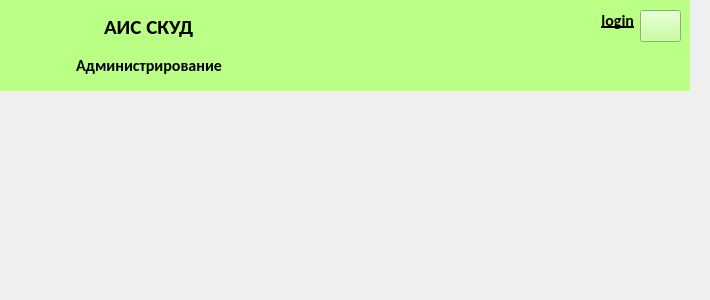
Qt form app/acms/adminwindow.ui (MK-IBM-WWS/ACMS) before a commit.
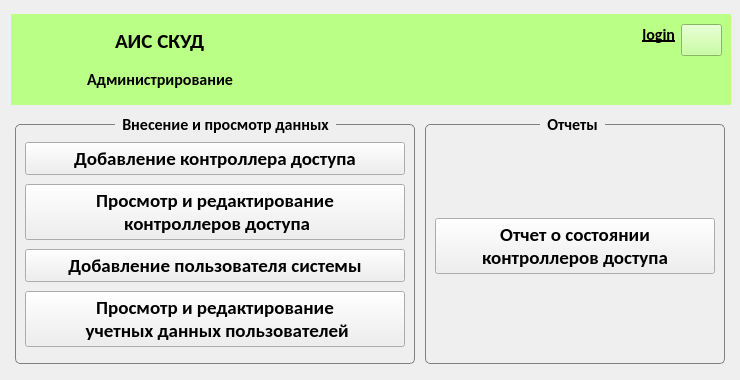
The same form after that commit. Icons and pictures are not drawn.

```diff
--- a/app/acms/adminwindow.ui
+++ b/app/acms/adminwindow.ui
@@ -6,20 +6,20 @@
    <rect>
     <x>0</x>
     <y>0</y>
-    <width>710</width>
-    <height>300</height>
+    <width>740</width>
+    <height>380</height>
    </rect>
   </property>
   <property name="minimumSize">
    <size>
-    <width>710</width>
-    <height>300</height>
+    <width>740</width>
+    <height>380</height>
    </size>
   </property>
   <property name="maximumSize">
    <size>
-    <width>710</width>
-    <height>300</height>
+    <width>740</width>
+    <height>380</height>
    </size>
   </property>
   <property name="windowTitle">
@@ -29,24 +29,18 @@
    <iconset resource="lw.qrc">
     <normaloff>:/labels/label.png</normaloff>:/labels/label.png</iconset>
   </property>
+  <layout class="QGridLayout" name="gridLayout_2">
+   <item row="0" column="0">
   <widget class="QFrame" name="frame">
-   <property name="geometry">
-    <rect>
-     <x>0</x>
-     <y>0</y>
-     <width>690</width>
-     <height>91</height>
-    </rect>
-   </property>
    <property name="minimumSize">
     <size>
-     <width>690</width>
+       <width>720</width>
      <height>91</height>
     </size>
    </property>
    <property name="maximumSize">
     <size>
-     <width>690</width>
+       <width>720</width>
      <height>91</height>
     </size>
    </property>
@@ -201,6 +195,169 @@
     </item>
    </layout>
   </widget>
+   </item>
+   <item row="1" column="0">
+    <layout class="QHBoxLayout" name="horizontalLayout_2">
+     <item>
+      <widget class="QGroupBox" name="groupBox_2">
+       <property name="minimumSize">
+        <size>
+         <width>400</width>
+         <height>250</height>
+        </size>
+       </property>
+       <property name="maximumSize">
+        <size>
+         <width>400</width>
+         <height>250</height>
+        </size>
+       </property>
+       <property name="font">
+        <font>
+         <family>Carlito</family>
+         <pointsize>12</pointsize>
+         <bold>true</bold>
+        </font>
+       </property>
+       <property name="styleSheet">
+        <string notr="true">    QGroupBox {
+        border: 1px solid gray;
+        border-radius: 5px;
+        margin-top: 10px;
+        padding-top: 5px;
+    }
+    QGroupBox::title {
+        subcontrol-origin: margin;
+        subcontrol-position: top left;
+        left: 100px;
+        padding: 0 5px 0 5px;
+    }</string>
+       </property>
+       <property name="title">
+        <string>Внесение и просмотр данных</string>
+       </property>
+       <layout class="QVBoxLayout" name="verticalLayout_2">
+        <item>
+         <widget class="QPushButton" name="pushButton_3">
+          <property name="font">
+           <font>
+            <family>Carlito</family>
+            <pointsize>14</pointsize>
+            <bold>true</bold>
+           </font>
+          </property>
+          <property name="text">
+           <string>Добавление контроллера доступа</string>
+          </property>
+         </widget>
+        </item>
+        <item>
+         <widget class="QPushButton" name="pushButton_8">
+          <property name="font">
+           <font>
+            <family>Carlito</family>
+            <pointsize>14</pointsize>
+            <bold>true</bold>
+           </font>
+          </property>
+          <property name="text">
+           <string>Просмотр и редактирование
+ контроллеров доступа</string>
+          </property>
+         </widget>
+        </item>
+        <item>
+         <widget class="QPushButton" name="pushButton_4">
+          <property name="font">
+           <font>
+            <family>Carlito</family>
+            <pointsize>14</pointsize>
+            <bold>true</bold>
+           </font>
+          </property>
+          <property name="text">
+           <string>Добавление пользователя системы</string>
+          </property>
+         </widget>
+        </item>
+        <item>
+         <widget class="QPushButton" name="pushButton_5">
+          <property name="font">
+           <font>
+            <family>Carlito</family>
+            <pointsize>14</pointsize>
+            <bold>true</bold>
+           </font>
+          </property>
+          <property name="text">
+           <string>Просмотр и редактирование
+ учетных данных пользователей</string>
+          </property>
+         </widget>
+        </item>
+       </layout>
+      </widget>
+     </item>
+     <item>
+      <widget class="QGroupBox" name="groupBox">
+       <property name="minimumSize">
+        <size>
+         <width>300</width>
+         <height>250</height>
+        </size>
+       </property>
+       <property name="maximumSize">
+        <size>
+         <width>300</width>
+         <height>250</height>
+        </size>
+       </property>
+       <property name="font">
+        <font>
+         <family>Carlito</family>
+         <pointsize>12</pointsize>
+         <bold>true</bold>
+        </font>
+       </property>
+       <property name="styleSheet">
+        <string notr="true">    QGroupBox {
+        border: 1px solid gray;
+        border-radius: 5px;
+        margin-top: 10px;
+        padding-top: 5px;
+    }
+    QGroupBox::title {
+        subcontrol-origin: margin;
+        subcontrol-position: top left;
+        left: 115px;
+        padding: 0 5px 0 5px;
+    }</string>
+       </property>
+       <property name="title">
+        <string>Отчеты</string>
+       </property>
+       <layout class="QVBoxLayout" name="verticalLayout_3">
+        <item>
+         <widget class="QPushButton" name="pushButton_2">
+          <property name="font">
+           <font>
+            <family>Carlito</family>
+            <pointsize>14</pointsize>
+            <bold>true</bold>
+           </font>
+          </property>
+          <property name="text">
+           <string>Отчет о состоянии
+контроллеров доступа</string>
+          </property>
+         </widget>
+        </item>
+       </layout>
+      </widget>
+     </item>
+    </layout>
+   </item>
+  </layout>
  </widget>
  <resources>
   <include location="lw.qrc"/>
```
Lines whose indentation alone changed are shown as unchanged.
